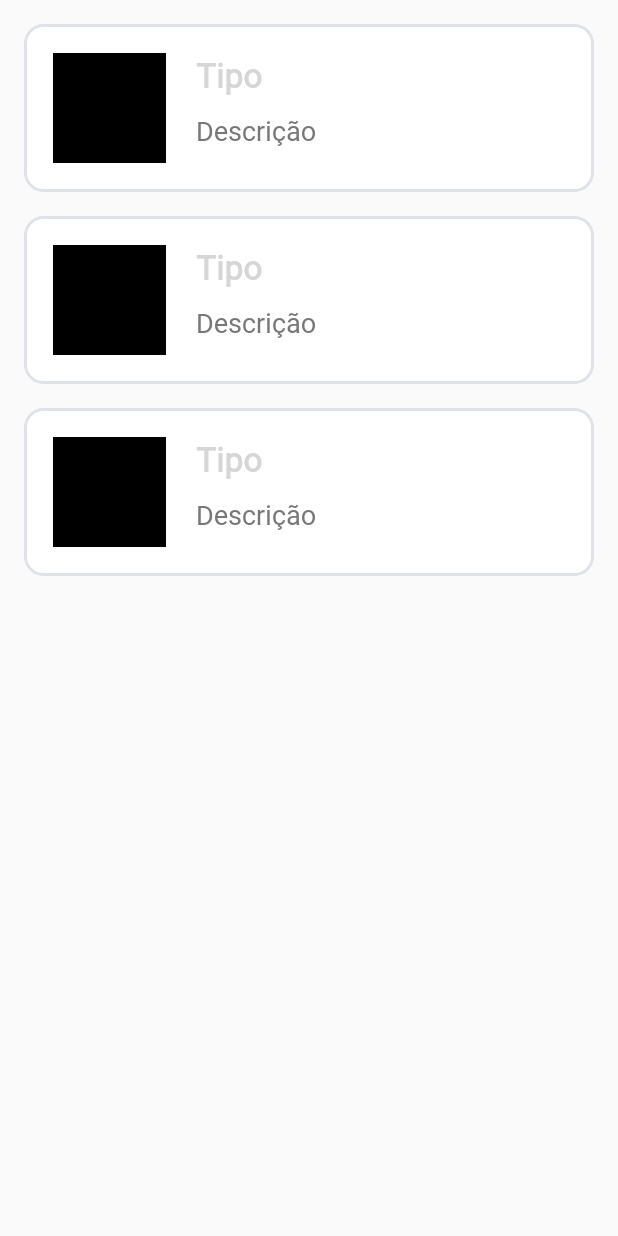
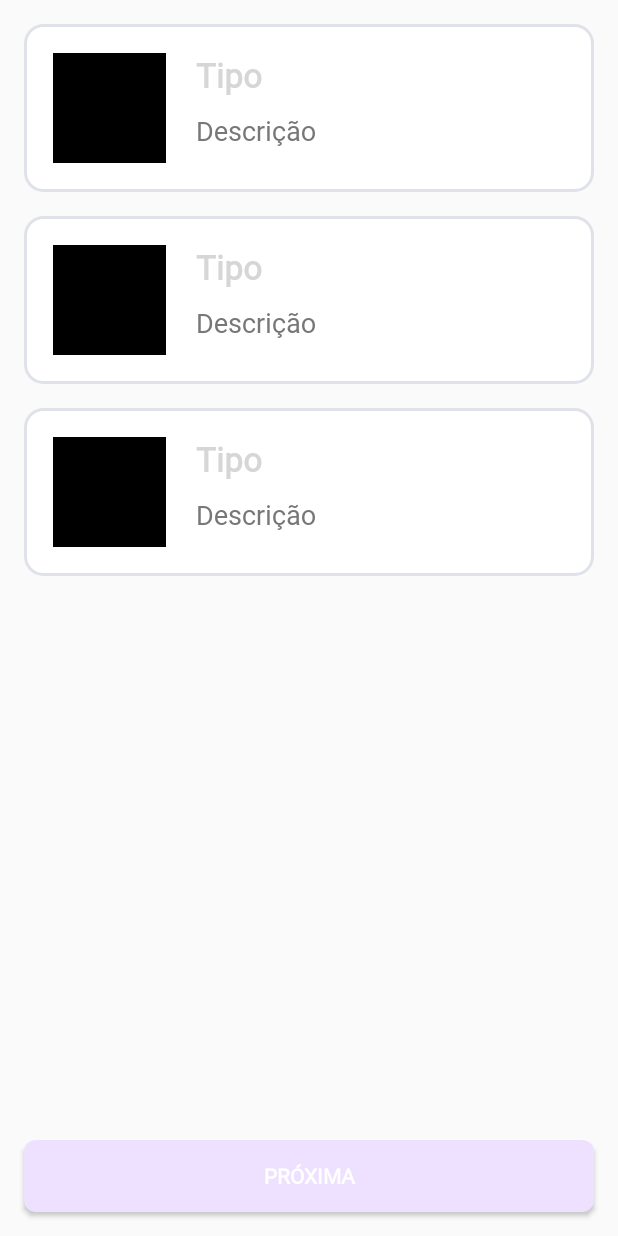
Before and after one commit to MarcosAndre01/hope-flavors, an Android app: the layout fragment_select_user_kind.xml on its own in the app's theme, with its tools: preview values and no code run, on a phone screen of 412 x 824 dp. Run offline under Robolectric (Android 15) with nearby library versions, the light colour scheme and no system bars.

Commit message:
Mudança de layout e navegação

```diff
--- a/app/build.gradle
+++ b/app/build.gradle
@@ -59,8 +59,8 @@ android {
 }
 
 dependencies {
+    implementation 'androidx.legacy:legacy-support-v4:1.0.0'
     def nav_version = "2.4.2"
-
 
     implementation 'androidx.core:core-ktx:1.7.0'
     implementation 'androidx.appcompat:appcompat:1.4.1'
--- /dev/null
+++ b/app/src/main/res/drawable/border_button.xml
@@ -0,0 +1,5 @@
+<?xml version="1.0" encoding="utf-8"?>
+<shape xmlns:android="http://schemas.android.com/apk/res/android">
+    <solid android:color="#EDE1FF" />
+    <corners android:radius="8dp" />
+</shape>
--- a/app/src/main/res/layout/fragment_select_user_kind.xml
+++ b/app/src/main/res/layout/fragment_select_user_kind.xml
@@ -1,14 +1,33 @@
 <?xml version="1.0" encoding="utf-8"?>
 <androidx.constraintlayout.widget.ConstraintLayout xmlns:android="http://schemas.android.com/apk/res/android"
+    xmlns:app="http://schemas.android.com/apk/res-auto"
+    xmlns:tools="http://schemas.android.com/tools"
     android:layout_width="match_parent"
-    android:layout_height="match_parent"
-    xmlns:tools="http://schemas.android.com/tools">
+    android:layout_height="match_parent">
 
     <androidx.recyclerview.widget.RecyclerView
         android:id="@+id/recycler_view"
         android:layout_width="match_parent"
-        android:layout_height="match_parent"
+        android:layout_height="0dp"
         android:layout_marginHorizontal="16dp"
-        tools:listitem="@layout/user_kind_item"/>
+        app:layout_constraintTop_toTopOf="parent"
+        app:layout_constraintBottom_toTopOf="@+id/next"
+        tools:listitem="@layout/user_kind_item" />
+
+    <Button
+        android:id="@+id/next"
+        android:layout_width="match_parent"
+        android:layout_height="wrap_content"
+        android:layout_margin="16dp"
+        android:background="@drawable/border_button"
+        android:contentDescription="next-question"
+        android:fontFamily="@font/assistant_bold"
+        android:text="PRÓXIMA"
+        android:textAllCaps="true"
+        android:textColor="@color/white"
+        android:textStyle="bold"
+        app:layout_constraintBottom_toBottomOf="parent"
+        app:layout_constraintEnd_toEndOf="parent"
+        app:layout_constraintStart_toStartOf="parent" />
 
 </androidx.constraintlayout.widget.ConstraintLayout>
--- a/app/src/main/res/layout/fragment_signin.xml
+++ b/app/src/main/res/layout/fragment_sign_in.xml
@@ -8,13 +8,14 @@
 
     <ImageView
         android:id="@+id/logo"
+        android:layout_marginTop="150dp"
         android:layout_width="0dp"
         android:layout_height="200dp"
         android:layout_marginBottom="16dp"
         app:layout_constraintTop_toTopOf="parent"
+        android:src="@drawable/logo_transparent"
         app:layout_constraintStart_toStartOf="parent"
-        app:layout_constraintEnd_toEndOf="parent"
-        tools:src="@color/black_50">
+        app:layout_constraintEnd_toEndOf="parent">
 
 
     </ImageView>
@@ -81,6 +82,7 @@
     <Button
         android:id="@+id/button_register"
         android:text="@string/create_account"
+        android:layout_margin="16dp"
         android:layout_width="wrap_content"
         android:layout_height="wrap_content"
         app:layout_constraintBottom_toBottomOf="parent"
--- a/build.gradle
+++ b/build.gradle
@@ -2,7 +2,7 @@
 plugins {
     id 'com.android.application' version '7.1.3' apply false
     id 'com.android.library' version '7.1.3' apply false
-    id 'org.jetbrains.kotlin.android' version '1.6.20' apply false
+    id 'org.jetbrains.kotlin.android' version '1.6.21' apply false
 }
 
 task clean(type: Delete) {
```
Also changed, not shown: app/src/main/java/br/ufpb/care/login/SignInFragment.kt (added, +41 -0 lines), app/src/main/java/br/ufpb/care/login/SigninFragment.kt (deleted, +0 -7 lines), app/src/main/java/br/ufpb/care/register/FormRegisterFragment.kt (added, +24 -0 lines), app/src/main/java/br/ufpb/care/register/SelectUserKindFragment.kt (+11 -0 lines), app/src/main/res/layout/fragment_form_register.xml (added, +97 -0 lines), app/src/main/res/navigation/nav_graph.xml (+20 -2 lines), app/src/main/res/values/strings.xml (+8 -0 lines), 3 other files.
